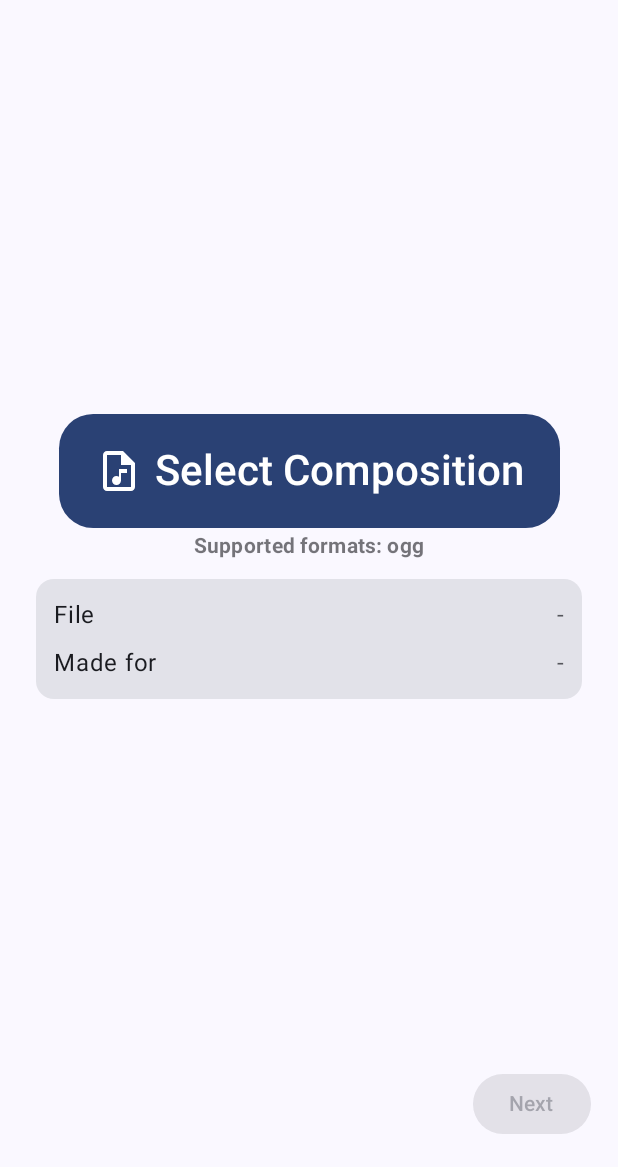
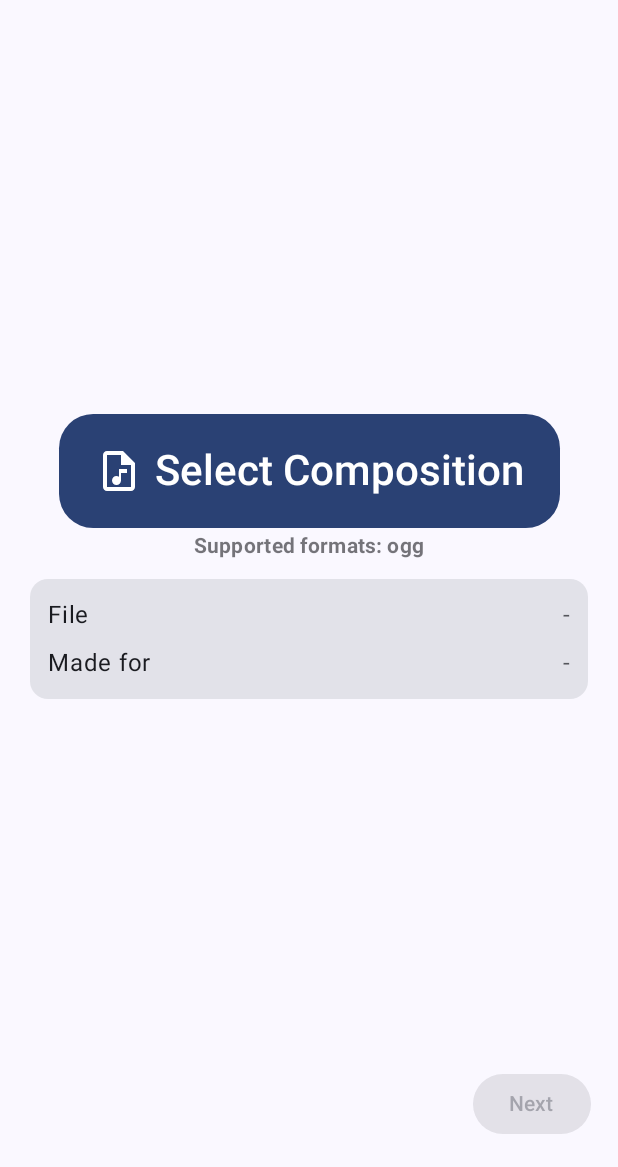
Before and after one commit to SebiAi/GlyphPort, an Android app built with Jetpack Compose: the screen it shows after launch (MainActivity), on a phone screen of 412 x 824 dp, the part 69-1236 px from its top. Run offline under Robolectric (Android 15) with nearby library versions, the phone set to English and light mode, and no system bars; libraries missing offline, so code that uses them is left out: com.arthenica.ffmpegkit.

Commit message:
Fix layout issue caused by using the passed modifier instead of the normal one

```diff
--- a/app/src/main/java/com/sebiai/glyphport/screens/StartScreen.kt
+++ b/app/src/main/java/com/sebiai/glyphport/screens/StartScreen.kt
@@ -119,7 +119,7 @@ fun StartScreen(
         modifier = modifier
     ) {
         Column(
-            modifier.weight(1f),
+            modifier = Modifier.weight(1f),
             horizontalAlignment = Alignment.CenterHorizontally,
             verticalArrangement = Arrangement.Center
         ) {
@@ -160,7 +160,9 @@ fun StartScreen(
             Spacer(modifier = Modifier.height(12.dp))
 
             Card(
-                modifier = Modifier.fillMaxWidth()
+                modifier = Modifier
+                    .fillMaxWidth()
+                    .padding(horizontal = 8.dp)
             ) {
                 Column(
                     modifier = Modifier.padding(12.dp)
```
